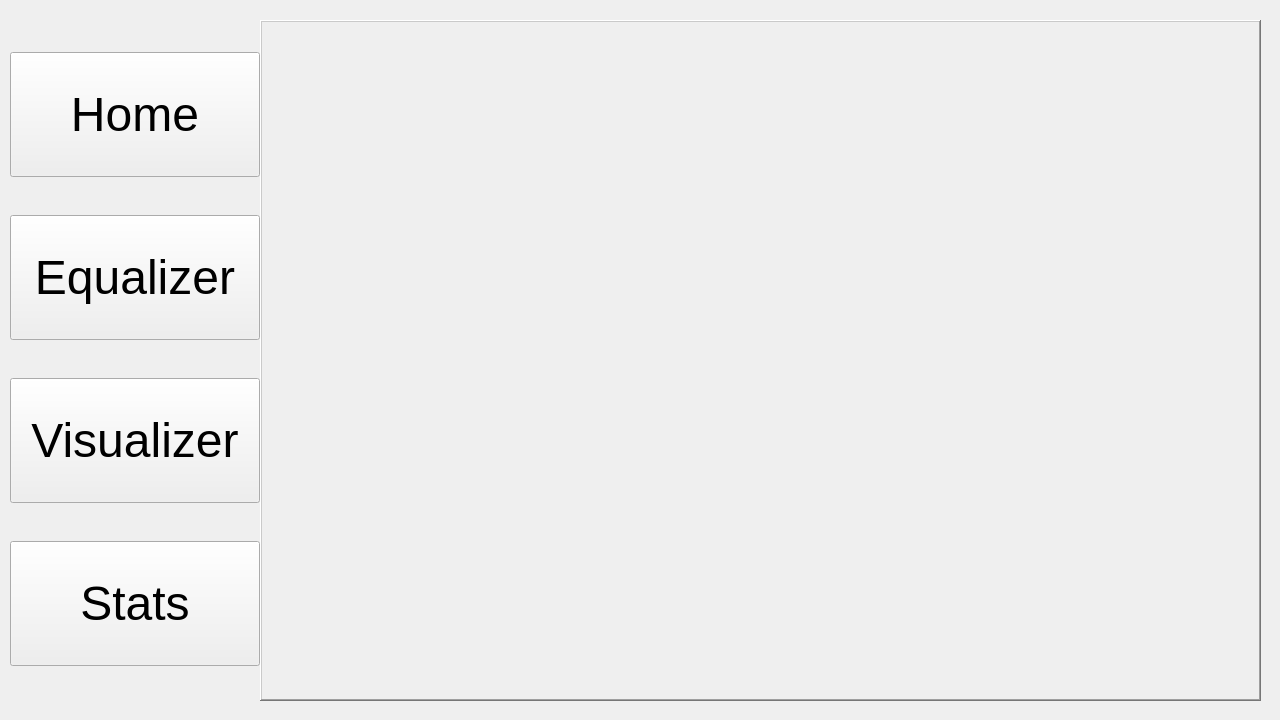
490-BadMouth/BadMouth, file BadMouth_main/bm_gui/form.ui: the form before one commit.
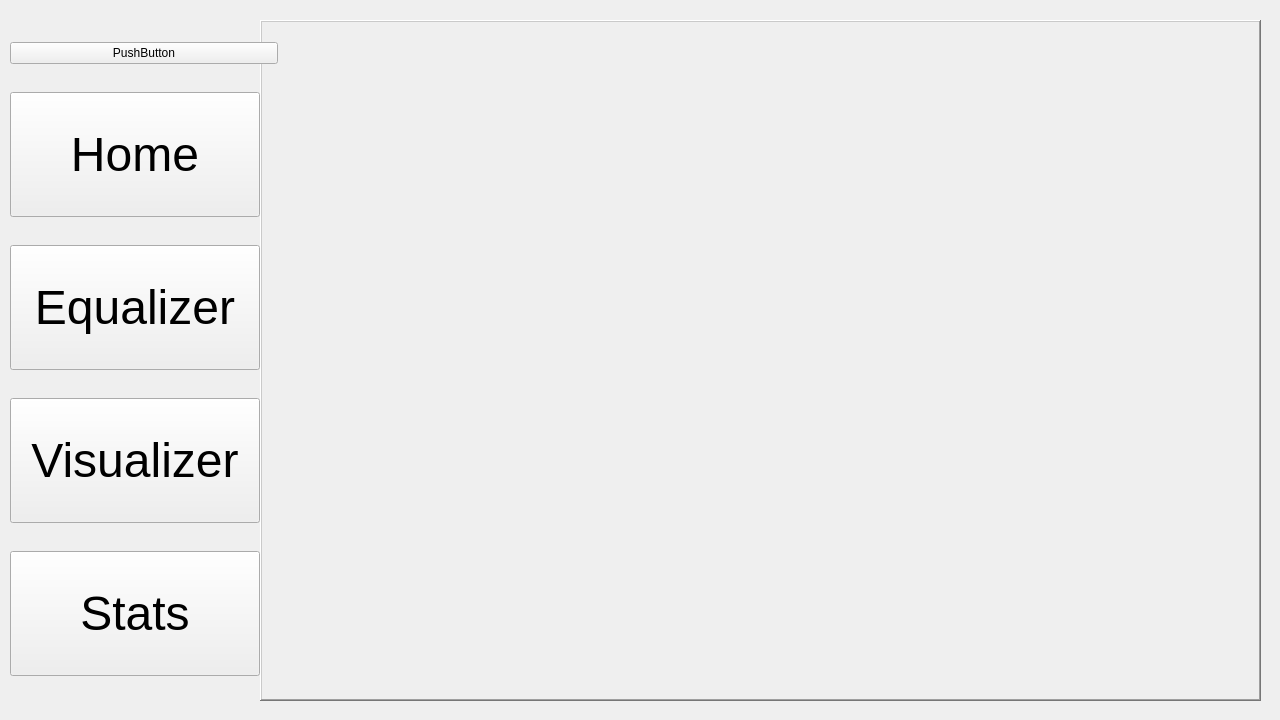
The form after the commit. Icons and pictures are not drawn.

Commit message: fullscreen attempt 2

Diff of the .ui file:
```diff
--- a/BadMouth_main/bm_gui/form.ui
+++ b/BadMouth_main/bm_gui/form.ui
@@ -472,6 +472,13 @@
      </rect>
     </property>
     <layout class="QVBoxLayout" name="verticalLayout_buttons">
+     <item>
+      <widget class="QPushButton" name="pushButton">
+       <property name="text">
+        <string>PushButton</string>
+       </property>
+      </widget>
+     </item>
      <item>
       <widget class="QPushButton" name="pushButton_home">
        <property name="sizePolicy">
```
Left out of the diff: 16 changed lines with no effect on the pictures. The commit also changes 1 other file.
